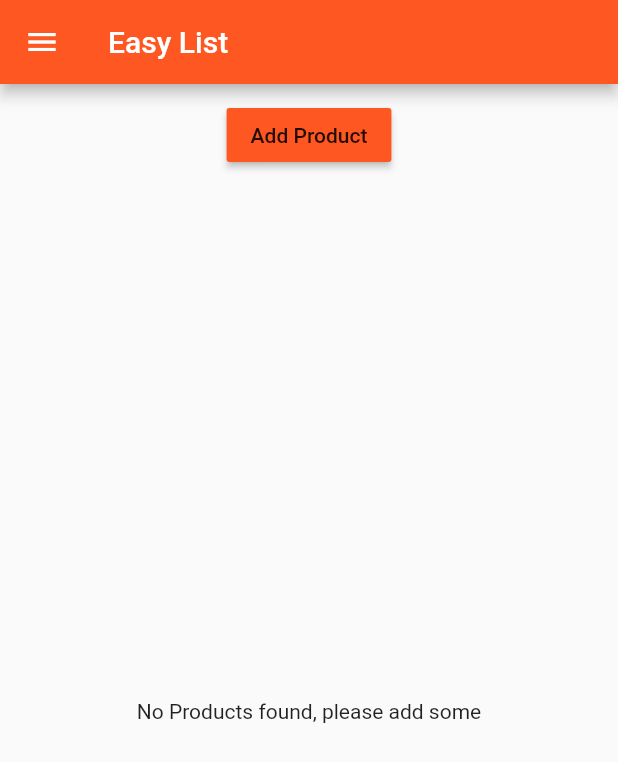
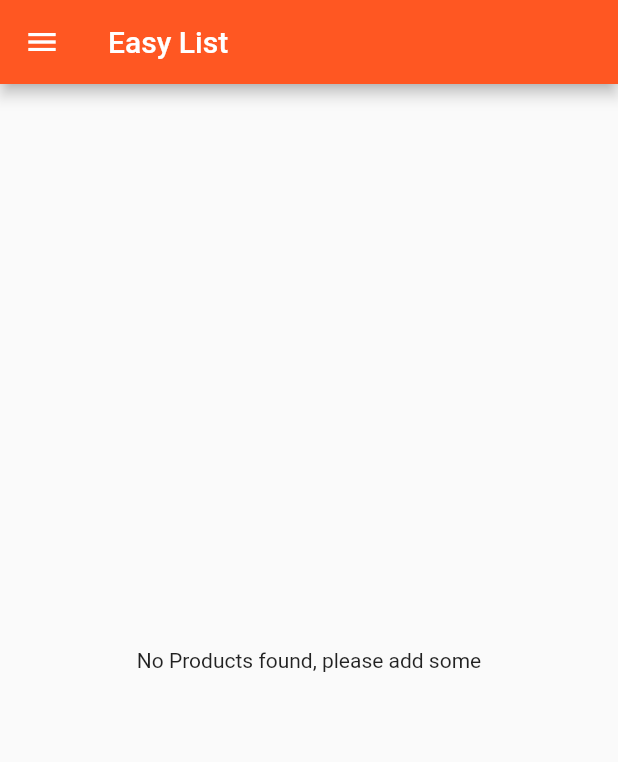
Before and after one commit to laxmaniron/flutter_course, a Flutter app: the screen it shows after launch, on a phone screen of 412 x 824 dp. Shown: the top 762 px of the screen. Run offline on Flutter 3.47's test engine with Material 2 defaults, Android fonts, the phone set to English and light mode, and no system bars.

Commit message:
using a form to create new product sess 92

```diff
--- a/lib/main.dart
+++ b/lib/main.dart
@@ -23,9 +23,9 @@ class MyApp extends StatefulWidget {
 
 class _MyAppState extends State<MyApp> {
 
-  List <Map<String,String>> _products =[];
+  List <Map<String,dynamic>> _products =[];
 
-  void _addProduct(Map<String,String > product){
+  void _addProduct(Map<String,dynamic > product){
      setState(() {
             _products.add(product);
           });
@@ -50,8 +50,8 @@ class _MyAppState extends State<MyApp> {
       // home: AuthPage(),
 
       routes:{
-        '/':(BuildContext context) => ProductsPage(_products,_addProduct,_deleteProduct),
-        '/admin': (BuildContext context) => ProductsAdminPage(),
+        '/':(BuildContext context) => ProductsPage(_products),
+        '/admin': (BuildContext context) => ProductsAdminPage(_addProduct,_deleteProduct),
       } ,
 
       onGenerateRoute: (RouteSettings settings){
@@ -77,7 +77,7 @@ class _MyAppState extends State<MyApp> {
       onUnknownRoute: (RouteSettings settings) {    //Error  404 Page
         return MaterialPageRoute(
           builder: (BuildContext context) =>
-          ProductsPage(_products,_addProduct,_deleteProduct)
+          ProductsPage(_products)
         );
       },
 
--- a/lib/pages/products.dart
+++ b/lib/pages/products.dart
@@ -5,11 +5,9 @@ import '../product_manager.dart';
 
 class ProductsPage extends StatelessWidget {
 
-  final List<Map<String,String>> products;
-  final Function addProduct;
-  final Function deleteProduct;
+  final List<Map<String,dynamic>> products;
 
-  ProductsPage(this.products,this.addProduct,this.deleteProduct);
+  ProductsPage(this.products);
 
   @override
   Widget build(BuildContext context) {
@@ -33,7 +31,7 @@ class ProductsPage extends StatelessWidget {
       appBar: AppBar(
         title: Text('Easy List'),
       ),
-      body: ProductManager(products,addProduct,deleteProduct),
+      body: ProductManager(products),
     );
   }
 }
--- a/lib/product_control.dart
+++ /dev/null
@@ -1,20 +0,0 @@
-import 'package:flutter/material.dart';
-
-class ProductControl extends StatelessWidget {
-
-  final Function addProduct;
-
-  ProductControl(this.addProduct);
-
-  @override
-  Widget build(BuildContext context) {
-
-    return RaisedButton(
-        color: Theme.of(context).primaryColor,
-        onPressed: () {
-         addProduct({'title':'Chocolate','image':'assets/mi6.png'});
-        },
-        child: Text("Add Product"),
-      );
-  }
-}
--- a/lib/product_manager.dart
+++ b/lib/product_manager.dart
@@ -1,23 +1,18 @@
 import 'package:flutter/material.dart';
 
 import './products.dart';
-import './product_control.dart';
+
 
 class ProductManager extends StatelessWidget {
 
-  final List<Map<String,String>> products;
-  final Function addProduct;
-  final Function deleteProduct;
+  final List<Map<String,dynamic>> products;
 
-  ProductManager(this.products,this.addProduct,this.deleteProduct);
+  ProductManager(this.products);
 
   @override
   Widget build(BuildContext context) {
-    return Column(children: <Widget>[Container(
-      margin: EdgeInsets.all(10.0),
-      child: ProductControl(addProduct),
-    ),
-    Expanded( child:Products(products,deleteProduct:deleteProduct))
+    return Column(children: <Widget>[
+    Expanded( child:Products(products))
     ],);
   }
 }
--- a/lib/products.dart
+++ b/lib/products.dart
@@ -3,11 +3,11 @@ import 'package:flutter/material.dart';
 // import './pages/product.dart';
 
 class Products extends StatelessWidget {
-  final List<Map<String, String>> products;
+  final List<Map<String, dynamic>> products;
 
-  final Function deleteProduct;
 
-  Products(this.products, {this.deleteProduct});
+
+  Products(this.products);
 
   Widget _buildProductItem(BuildContext context, int index) {
     return Card(
@@ -22,11 +22,7 @@ class Products extends StatelessWidget {
                 child: Text('Details'),
                 onPressed: () => Navigator.pushNamed<bool>(
                             context, '/product/' + index.toString())
-                        .then((bool value) {
-                      if (value) {
-                        deleteProduct(index);
-                      }
-                    }),
+                        ,
               )
             ],
           )
```
Also changed, not shown: lib/pages/product_create.dart (+19 -2 lines), lib/pages/products_admin.dart (+7 -1 lines).
